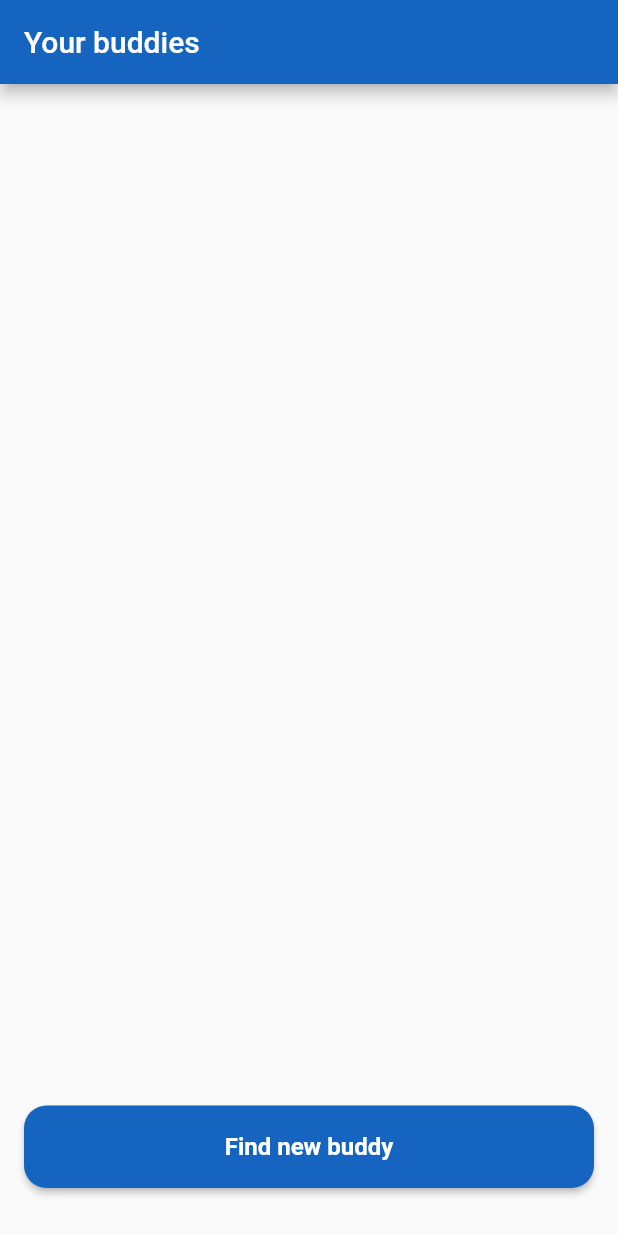
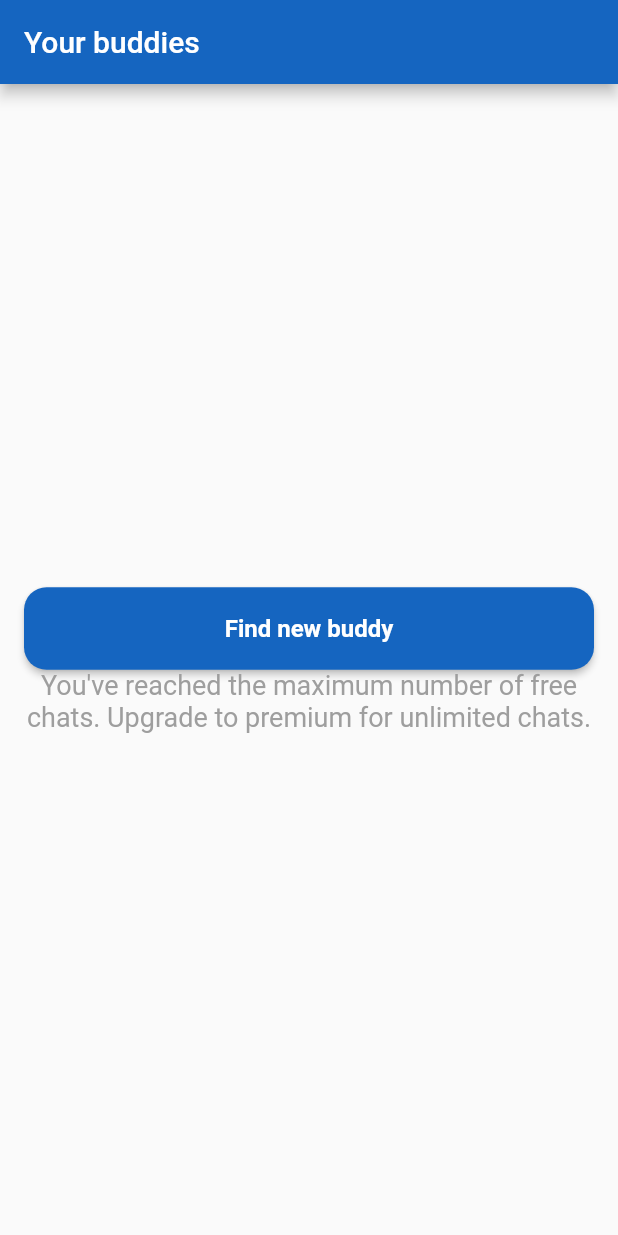
Before and after one commit to ArjunS07/exun-finals, a Flutter app: the ChatList screen opened directly with empty values, on a phone screen of 412 x 824 dp. Run offline on Flutter 3.47's test engine with Material 2 defaults, Android fonts, the light colour scheme and no system bars; our stand-ins replace cloud_firestore, csc_picker, firebase_core, firebase_storage, flutter_svg, multi_select_flutter and 4 more; missing offline and left inert: bitmap, dice_bear, flutter_sound, record; accounts and stored records are empty.

Commit message:
Add update functionality

```diff
--- a/vellnys/lib/screens/chats.dart
+++ b/vellnys/lib/screens/chats.dart
@@ -79,7 +79,9 @@ class _ChatListState extends State<ChatList> {
             });
             break;
           case DocumentChangeType.modified:
-            break;
+            activeChats
+                .removeWhere((element) => element['id'] == change.doc.id);
+            activeChats.add(change.doc.data() as Map<String, dynamic>);
         }
       }
     });
@@ -147,13 +149,20 @@ class _ChatListState extends State<ChatList> {
                   },
                 ),
               ),
-              activeChats.length < 3
+              activeChats.isEmpty
                   ? primaryButton(
                       action: () => _getNewChatFriend(),
                       'Find new buddy',
                     )
-                  : Text("You've reached the number of free chats",
-                      style: TextStyle(color: Colors.grey.shade600))
+                  : Spacer(),
+              Text(
+                  "You've reached the maximum number of free chats. Upgrade to premium for unlimited chats.",
+                  textAlign: TextAlign.center,
+                  style: TextStyle(
+                    color: Colors.grey.shade500,
+                    fontSize: 18.0,
+                  )),
+              Spacer()
             ],
           )),
     );
@@ -418,6 +427,10 @@ class _ChatScreenState extends State<ChatScreen> {
         .doc(chatRoomId)
         .collection("messages")
         .add(newMessage.toJson());
+    FirebaseFirestore.instance
+        .collection("rooms")
+        .doc(chatRoomId)
+        .update({"lastMessage": _controller.text});
     setState(() {
       isSending = false;
     });
@@ -580,6 +593,10 @@ class _ChatScreenState extends State<ChatScreen> {
     setState(() {
       isSending = false;
     });
+    await FirebaseFirestore.instance
+        .collection("rooms")
+        .doc(chatRoomId)
+        .update({"lastMessage": 'Audio message'});
   }
 
   void _startTimer() {
```
